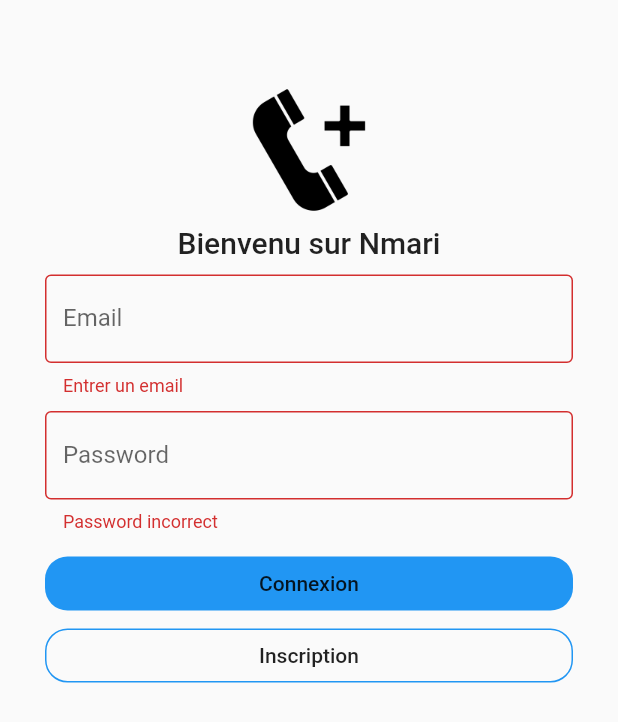
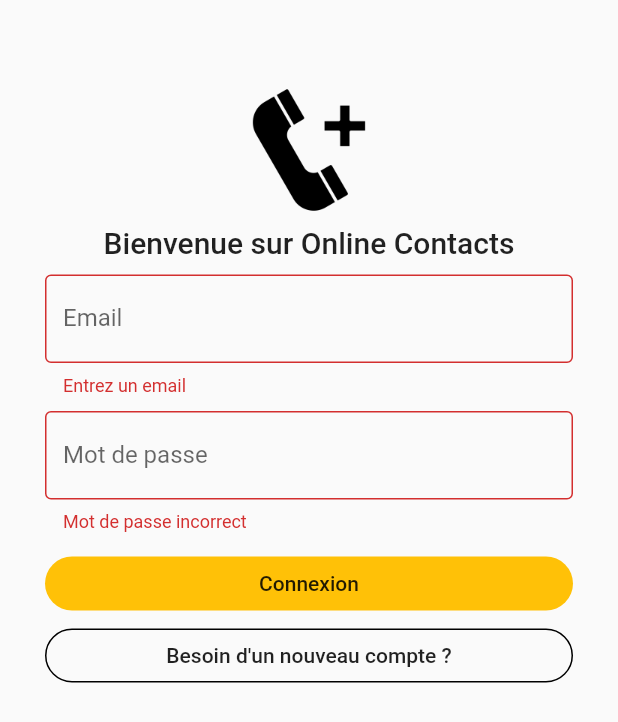
Before and after one commit to Abdelwahab-khalil/Nmari, a Flutter app: the screen it shows after launch, after a tap on "Connexion", on a phone screen of 412 x 824 dp. Shown: the top 722 px of the screen. Run offline on Flutter 3.47's test engine with Material 2 defaults, Android fonts, the phone set to English and light mode, and no system bars; our stand-ins replace cloud_firestore, firebase_auth, flutter_spinkit; accounts and stored records are empty.

```diff
--- a/lib/pageAuth/connexion.dart
+++ b/lib/pageAuth/connexion.dart
@@ -1,14 +1,12 @@
-
-
-import 'package:flutter/cupertino.dart';
 import 'package:flutter/material.dart';
+import 'package:firebase_auth/firebase_auth.dart';
 import 'package:onlinecontact/constants/chargement.dart';
-import 'package:firebase_auth/firebase_auth.dart';
 
 class Connexion extends StatefulWidget {
 
   final Function basculation;
-  Connexion({this.basculation});
+  Connexion({ this.basculation });
+
   @override
   _ConnexionState createState() => _ConnexionState();
 }
@@ -18,11 +16,11 @@ class _ConnexionState extends State<Connexion> {
   FirebaseAuth _auth = FirebaseAuth.instance;
 
   String email = '';
-  String motDePass = '';
+  String motDepass = '';
 
   bool chargement = false;
 
-  final _keyForem = GlobalKey<FormState>();
+  final _keyForm = GlobalKey<FormState>();
   @override
   Widget build(BuildContext context) {
     return chargement ? Chargement() : Scaffold(
@@ -30,61 +28,64 @@ class _ConnexionState extends State<Connexion> {
         child: Container(
           padding: EdgeInsets.symmetric(vertical: 50.0, horizontal: 30.0),
           child: Form(
-            key: _keyForem,
+            key: _keyForm,
             child: Column(
               crossAxisAlignment: CrossAxisAlignment.stretch,
               children: <Widget>[
-                Image.asset('assets/logo.png', height: 100.0, width: 100.0,),
+                Image.asset('assets/logo.png', height: 100.0, width: 100.0),
                 Center(
-                  child: Text(
-                    'Bienvenu sur Nmari',
-                    style: Theme.of(context).textTheme.title,
+                    child : Text('Bienvenue sur Online Contacts',
+                        style: Theme.of(context).textTheme.title)
                 ),
-                ),
-                SizedBox(height: 10.0,),
+                SizedBox(height: 10.0),
                 TextFormField(
                   decoration: InputDecoration(
                     labelText: 'Email',
                     border: OutlineInputBorder(),
                   ),
-                  validator: (val) => val.isEmpty ? 'Entrer un email' : null,
+                  validator: (val) => val.isEmpty ? 'Entrez un email' : null,
                   onChanged: (val) => email = val,
                 ),
-                SizedBox(height: 10.0,),
+                SizedBox(height: 10.0),
                 TextFormField(
                   decoration: InputDecoration(
-                    labelText: 'Password',
+                    labelText: 'Mot de passe',
                     border: OutlineInputBorder(),
                   ),
                   obscureText: true,
-                  validator: (val) => val.length < 6 ? 'Password incorrect' : null,
-                  onChanged: (val) => email = val,
+                  validator: (val) => val.length < 6 ? 'Mot de passe incorrect' : null,
+                  onChanged: (val) => motDepass = val,
                 ),
-                SizedBox(height: 10.0,),
+                SizedBox(height: 10.0),
                 FlatButton(
                   onPressed: () async {
-                      if(_keyForem.currentState.validate()){
-                        AuthResult result = await _auth.signInWithEmailAndPassword(email: email, password: motDePass);
+                    if(_keyForm.currentState.validate()){
+
+                      setState(() => chargement = true);
+
+                      AuthResult result = await _auth.signInWithEmailAndPassword(email: email, password: motDepass);
                       if(result == null){
-                          //error
+                        setState(() => chargement = false);
                       }
-                        setState(() => chargement = true);
+
                     }
                   },
-                    color: Colors.blue,
+                  color: Colors.amber,
                   child: Text('Connexion'),
                   shape: RoundedRectangleBorder(
-                      borderRadius: BorderRadius.circular(15.0)
+                    borderRadius: BorderRadius.circular(20.0),
                   ),
                 ),
                 OutlineButton(
                   onPressed: (){
+                    setState(() {
                       widget.basculation();
+                    });
                   },
-                  borderSide: BorderSide(width: 1.0, color: Colors.blue),
-                  child: Text('Inscription'),
+                  borderSide: BorderSide(width: 1.0, color: Colors.black),
+                  child: Text('Besoin d\'un nouveau compte ?'),
                   shape: RoundedRectangleBorder(
-                      borderRadius: BorderRadius.circular(15.0)
+                    borderRadius: BorderRadius.circular(20.0),
                   ),
                 )
               ],
--- a/lib/pageAuth/controlAuth.dart
+++ b/lib/pageAuth/controlAuth.dart
@@ -1,52 +1,65 @@
-
 import 'package:cloud_firestore/cloud_firestore.dart';
 import 'package:firebase_auth/firebase_auth.dart';
 import 'package:flutter/material.dart';
-import 'package:onlinecontact/pageAuth/laisonAuth.dart';
+import 'package:onlinecontact/constants/chargement.dart';
+import 'package:onlinecontact/pageAuth/liaisonPageAuth.dart';
 import 'package:onlinecontact/pageCrud/accueil.dart';
 import 'package:provider/provider.dart';
 
-class Utilisateur{
+class Utilisateur {
   String idUtil;
-  Utilisateur({this.idUtil});
+
+  Utilisateur({ this.idUtil });
 }
 
-class DonneesUtil{
+class DonneesUtil {
+
   String email;
   String nomComplet;
-  DonneesUtil({
-    this.email, this.nomComplet
-});
+
+  DonneesUtil({ this.email, this.nomComplet });
 }
 
-class StreamProviderAuth{
+class StreamProviderAuth {
   final FirebaseAuth _auth = FirebaseAuth.instance;
 
+  //creation d'un obj utilisateur provenant de la classe firebaseUser
   Utilisateur _utilisateurDeFirebaseUser(FirebaseUser user){
-    return user != null ? Utilisateur(idUtil: user.uid ) : null;
+    return user != null ? Utilisateur(idUtil: user.uid) : null;
   }
 
+  //la difussion de l'auth de l'utilisateur
+
   Stream<Utilisateur> get utilisateur {
-    return _auth.onAuthStateChanged.map(_utilisateurDeFirebaseUser) ;
+    return _auth.onAuthStateChanged.map(_utilisateurDeFirebaseUser);
   }
 }
 
-class Passerelle extends StatelessWidget {
+class Passerelle extends StatefulWidget {
+  @override
+  _PasserelleState createState() => _PasserelleState();
+}
+
+class _PasserelleState extends State<Passerelle> {
   @override
   Widget build(BuildContext context) {
     final utilisateur = Provider.of<Utilisateur>(context);
-    if(utilisateur == null){
-      return LaisonAuth();
-    }else{
+
+    if (utilisateur == null) {
+      return LiaisonPageAuth();
+    } else {
       return Accueil();
     }
   }
 }
 
-class GetCurrentUserData{
+class GetCurrentUserData {
   String idUtil;
-  GetCurrentUserData({this.idUtil});
+  GetCurrentUserData({ this.idUtil });
+
+  //la reference de la collection utilisateur
   final CollectionReference collectionUtil = Firestore.instance.collection('utilisateurs');
+
   DonneesUtil _donneesUtilDeSnapshot(DocumentSnapshot snapshot){
     return DonneesUtil(
       nomComplet: snapshot['nomComplet'],
@@ -54,9 +67,10 @@ class GetCurrentUserData{
     );
   }
 
+  //obtention doc util en Stream
   Stream<DonneesUtil> get donneesUtil {
-    return collectionUtil.document(idUtil).snapshots().map(_donneesUtilDeSnapshot);
-
+    return collectionUtil.document(idUtil).snapshots()
+        .map(_donneesUtilDeSnapshot);
   }
 
 }
--- a/lib/pageAuth/laisonAuth.dart
+++ b/lib/pageAuth/liaisonPageAuth.dart
@@ -1,24 +1,22 @@
-
-
 import 'package:flutter/material.dart';
 import 'package:onlinecontact/pageAuth/connexion.dart';
 import 'package:onlinecontact/pageAuth/inscription.dart';
 
-class LaisonAuth extends StatefulWidget {
+class LiaisonPageAuth extends StatefulWidget {
   @override
-  _LaisonAuthState createState() => _LaisonAuthState();
+  _LiaisonPageAuthState createState() => _LiaisonPageAuthState();
 }
 
-class _LaisonAuthState extends State<LaisonAuth> {
+class _LiaisonPageAuthState extends State<LiaisonPageAuth> {
 
   bool affichePageConnexion = true;
 
   void basculation(){
-    setState(() => affichePageConnexion = !affichePageConnexion );
+    setState(() => affichePageConnexion = !affichePageConnexion);
   }
-
   @override
   Widget build(BuildContext context) {
+
     if(affichePageConnexion){
       return Connexion(basculation: basculation);
     }else{
```
Also changed, not shown: lib/constants/chargement.dart (+11 -15 lines), lib/pageAuth/inscription.dart (+48 -43 lines), lib/pageCrud/accueil.dart (+13 -1 lines), 1 other file. Lines whose indentation alone changed are shown as unchanged.
